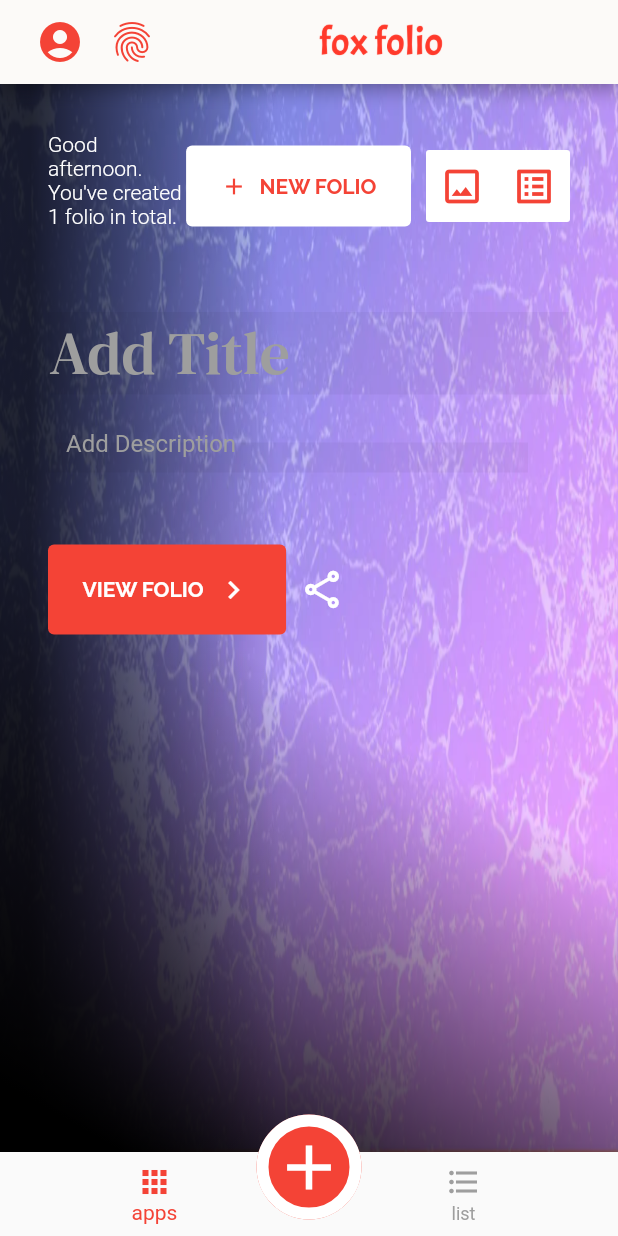
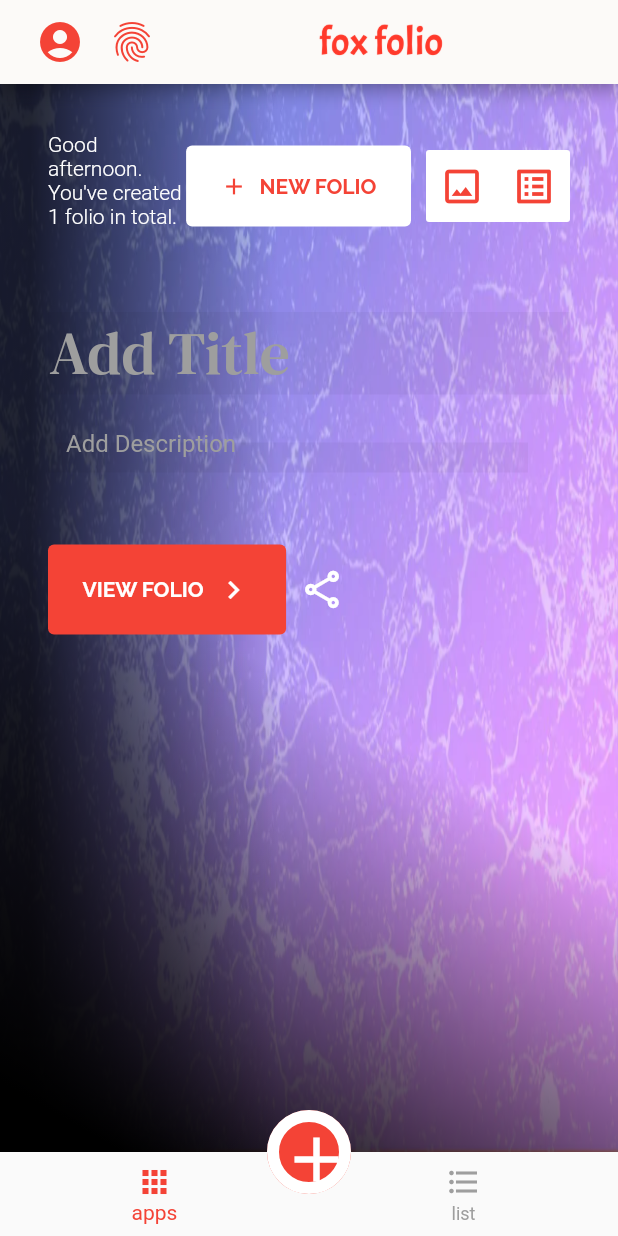
Before and after one commit to jademisato/fox, a Flutter app: the screen it shows after launch, on a phone screen of 412 x 824 dp. Run offline on Flutter 3.47's test engine with Material 2 defaults, Android fonts, the phone set to English and light mode, and no system bars; project files that could hold a hidden picture were left out.

Commit message:
Set floatingActionButton to appear with screen size 600px or less

```diff
--- a/lib/main.dart
+++ b/lib/main.dart
@@ -265,26 +265,36 @@
           ],
         ),
 
+        // footer start
+        // floatingActionButtonLocation: FloatingActionButtonLocation.centerDocked,
+        // floatingActionButton: Padding(
+        //   padding: EdgeInsets.only(top: 20),
+        //   child: SizedBox(
+        //     height: 70,
+        //     width: 70,
+
+        // TODO: fix floatingActionButton size
         floatingActionButtonLocation: FloatingActionButtonLocation.centerDocked,
-        floatingActionButton: Padding(
-          padding: EdgeInsets.only(top: 20),
-          child: SizedBox(
-            height: 70,
-            width: 70,
-            child: FloatingActionButton(
-              backgroundColor: Colors.red,
-              elevation: 0,
-              onPressed: () {},
+        floatingActionButton: Visibility(
+          visible: _isVisible,
+          child: FloatingActionButton(
+            backgroundColor: Colors.red,
+            elevation: 0,
+            onPressed: () {},
               child: Container(
-                height:70,
-                width: 70,
+                // padding: EdgeInsets.only(top: 20),
+                // height: 70,
+                // width: 70,
                 decoration: BoxDecoration(
                   border: Border.all(color: Colors.white, width: 8),
                   shape: BoxShape.circle,
                 ),
-                child: Icon(Icons.add, color: Colors.white, size: 50.0,),
+                child: Icon(
+                  Icons.add,
+                  color: Colors.white,
+                  size: 50.0,
+                ),
               ),
-            ),
           ),
         ),
 
@@ -304,6 +314,7 @@
           selectedItemColor: Colors.red,
           unselectedItemColor: Colors.grey,
         ),
+        // footer end
       ),
     );
   }
```
